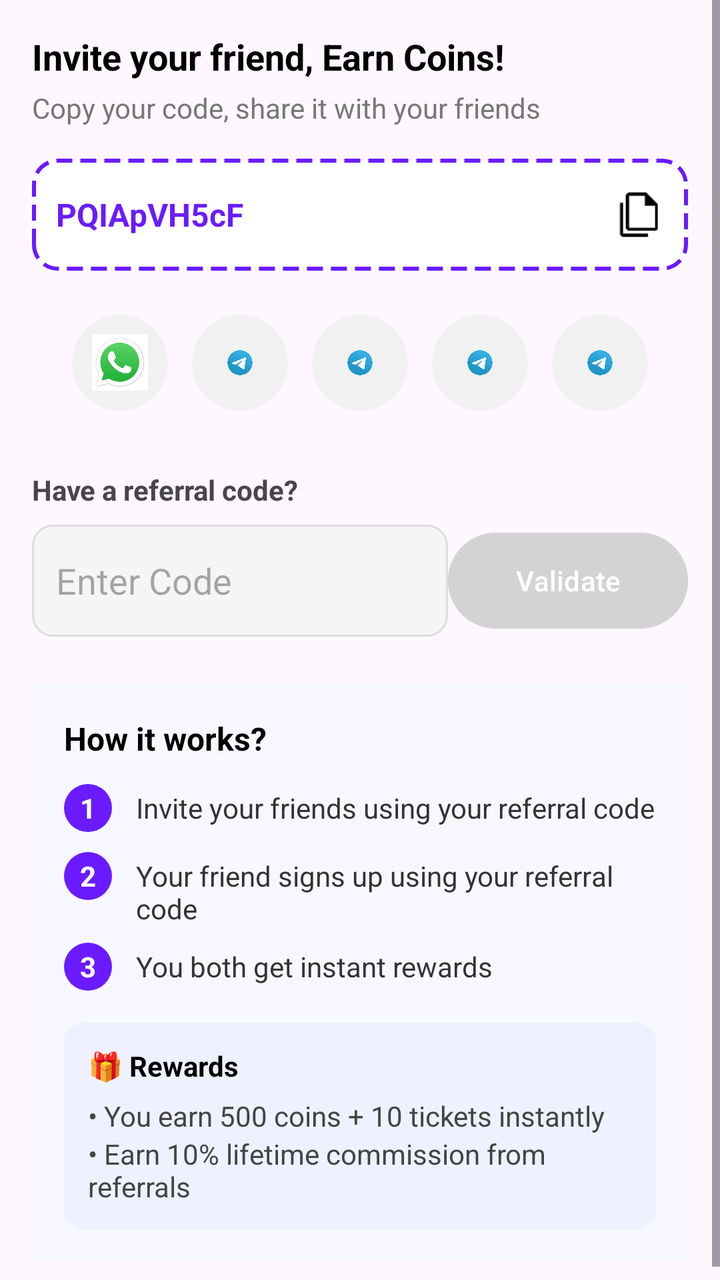
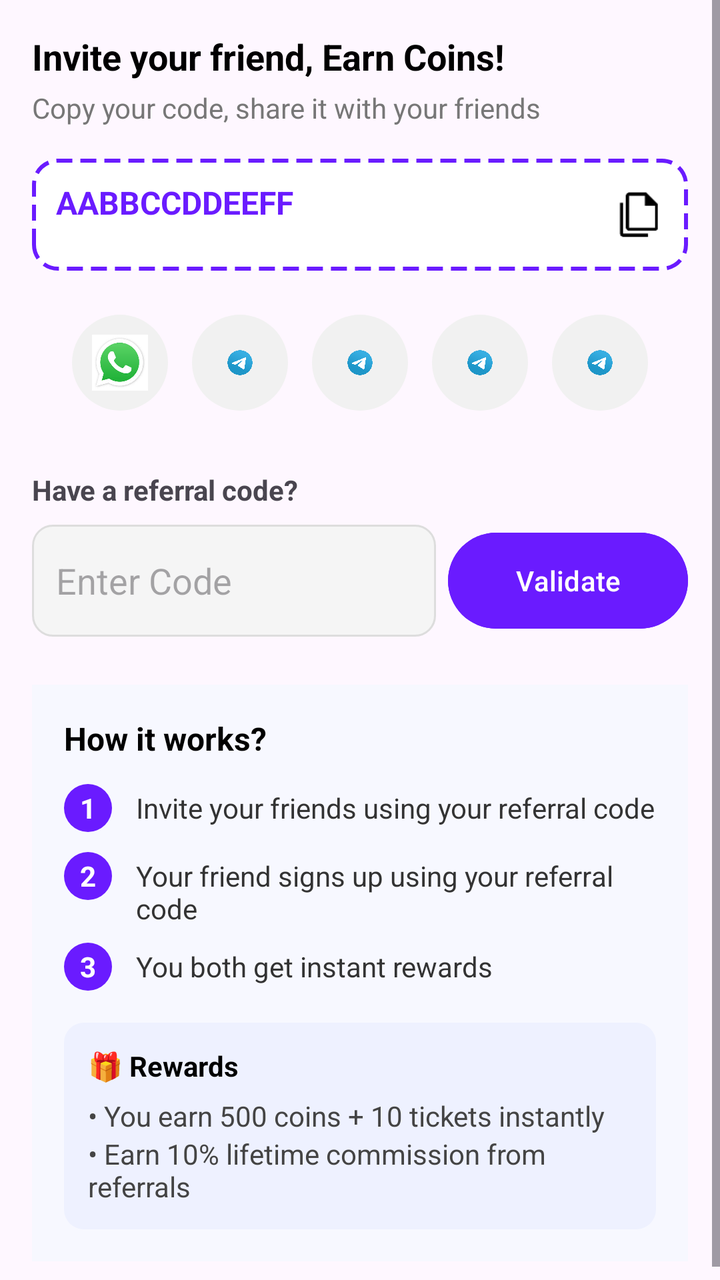

Compare the two renders of this Android layout. The source of the first and the diff that turns it into the second are given below.
<!-- AndroidManifest.xml: application theme Theme.RGamer -->
<!-- res/layout/activity_layout_invite.xml -->
<?xml version="1.0" encoding="utf-8"?>
<ScrollView xmlns:android="http://schemas.android.com/apk/res/android"
    android:layout_width="match_parent"
    android:layout_height="match_parent">

    <LinearLayout
        android:layout_width="match_parent"
        android:layout_height="wrap_content"
        android:orientation="vertical"
        android:padding="16dp">

        <TextView
            android:layout_width="wrap_content"
            android:layout_height="wrap_content"
            android:text="Invite your friend, Earn Coins!"
            android:textSize="18sp"
            android:textStyle="bold"
            android:textColor="#000000" />

        <TextView
            android:layout_width="wrap_content"
            android:layout_height="wrap_content"
            android:text="Copy your code, share it with your friends"
            android:textColor="#777777"
            android:layout_marginTop="4dp" />

        
        <LinearLayout
            android:layout_width="match_parent"
            android:layout_height="56dp"
            android:layout_marginTop="16dp"
            android:background="@drawable/bg_dashed"
            android:gravity="center_vertical"
            android:padding="12dp">

            <TextView
                android:id="@+id/txtReferralCode"
                android:layout_width="0dp"
                android:layout_height="wrap_content"
                android:layout_weight="1"
                android:text="PQIApVH5cF"
                android:textSize="16sp"
                android:textStyle="bold"
                android:textColor="#6A1BFF" />

            <ImageView
                android:id="@+id/btnCopy"
                android:layout_width="24dp"
                android:layout_height="24dp"
                android:src="@drawable/ic_copy" />
        </LinearLayout>

        
        <LinearLayout
            android:layout_width="match_parent"
            android:layout_height="wrap_content"
            android:layout_marginTop="16dp"
            android:gravity="center"
            android:orientation="horizontal">

            <ImageView android:src="@drawable/ic_whatsapp" style="@style/ShareIcon"/>
            <ImageView android:src="@drawable/ic_telegram" style="@style/ShareIcon"/>
            <ImageView android:src="@drawable/ic_facebook" style="@style/ShareIcon"/>
            <ImageView android:src="@drawable/ic_messenger" style="@style/ShareIcon"/>
            <ImageView android:src="@drawable/ic_share" style="@style/ShareIcon"/>
        </LinearLayout>

        
        <TextView
            android:layout_width="wrap_content"
            android:layout_height="wrap_content"
            android:text="Have a referral code?"
            android:textStyle="bold"
            android:layout_marginTop="24dp" />

        <LinearLayout
            android:layout_width="match_parent"
            android:layout_height="56dp"
            android:layout_marginTop="8dp">

            <EditText
                android:id="@+id/edtReferral"
                android:layout_width="0dp"
                android:layout_height="match_parent"
                android:layout_weight="1"
                android:hint="Enter Code"
                android:background="@drawable/bg_edit"
                android:padding="12dp" />

            <Button
                android:id="@+id/btnValidate"
                android:layout_width="120dp"
                android:layout_height="match_parent"
                android:text="Validate"
                android:backgroundTint="#D3D3D3" />
        </LinearLayout>

        
        <include layout="@layout/activity_layout_referral_info"/>

    </LinearLayout>
</ScrollView>
<!-- res/layout/activity_layout_referral_info.xml (included above) -->
<?xml version="1.0" encoding="utf-8"?>
<LinearLayout xmlns:android="http://schemas.android.com/apk/res/android"
    android:layout_width="match_parent"
    android:layout_height="wrap_content"
    android:layout_marginTop="24dp"
    android:orientation="vertical"
    android:padding="16dp"
    android:background="#F7F8FF">

    
    <TextView
        android:layout_width="wrap_content"
        android:layout_height="wrap_content"
        android:text="How it works?"
        android:textSize="16sp"
        android:textStyle="bold"
        android:textColor="#000000" />

    
    <LinearLayout
        android:layout_width="match_parent"
        android:layout_height="wrap_content"
        android:layout_marginTop="12dp"
        android:orientation="horizontal">

        <TextView
            android:layout_width="24dp"
            android:layout_height="24dp"
            android:gravity="center"
            android:text="1"
            android:textStyle="bold"
            android:textColor="#FFFFFF"
            android:background="@drawable/bg_step_circle" />

        <TextView
            android:layout_width="0dp"
            android:layout_height="wrap_content"
            android:layout_marginStart="12dp"
            android:layout_weight="1"
            android:text="Invite your friends using your referral code"
            android:textColor="#333333" />
    </LinearLayout>

    
    <LinearLayout
        android:layout_width="match_parent"
        android:layout_height="wrap_content"
        android:layout_marginTop="10dp"
        android:orientation="horizontal">

        <TextView
            android:layout_width="24dp"
            android:layout_height="24dp"
            android:gravity="center"
            android:text="2"
            android:textStyle="bold"
            android:textColor="#FFFFFF"
            android:background="@drawable/bg_step_circle" />

        <TextView
            android:layout_width="0dp"
            android:layout_height="wrap_content"
            android:layout_marginStart="12dp"
            android:layout_weight="1"
            android:text="Your friend signs up using your referral code"
            android:textColor="#333333" />
    </LinearLayout>

    
    <LinearLayout
        android:layout_width="match_parent"
        android:layout_height="wrap_content"
        android:layout_marginTop="10dp"
        android:orientation="horizontal">

        <TextView
            android:layout_width="24dp"
            android:layout_height="24dp"
            android:gravity="center"
            android:text="3"
            android:textStyle="bold"
            android:textColor="#FFFFFF"
            android:background="@drawable/bg_step_circle" />

        <TextView
            android:layout_width="0dp"
            android:layout_height="wrap_content"
            android:layout_marginStart="12dp"
            android:layout_weight="1"
            android:text="You both get instant rewards"
            android:textColor="#333333" />
    </LinearLayout>

    
    <LinearLayout
        android:layout_width="match_parent"
        android:layout_height="wrap_content"
        android:layout_marginTop="16dp"
        android:orientation="vertical"
        android:padding="12dp"
        android:background="@drawable/bg_reward_info">

        <TextView
            android:layout_width="wrap_content"
            android:layout_height="wrap_content"
            android:text="🎁 Rewards"
            android:textStyle="bold"
            android:textColor="#000000" />

        <TextView
            android:layout_width="wrap_content"
            android:layout_height="wrap_content"
            android:layout_marginTop="6dp"
            android:text="• You earn 500 coins + 10 tickets instantly"
            android:textColor="#444444" />

        <TextView
            android:layout_width="wrap_content"
            android:layout_height="wrap_content"
            android:text="• Earn 10% lifetime commission from referrals"
            android:textColor="#444444" />
    </LinearLayout>

</LinearLayout>
<!-- resources referenced by this layout -->
<resources>
  <!-- drawable bg_dashed (drawable) -->
  <?xml version="1.0" encoding="utf-8"?>
  <shape xmlns:android="http://schemas.android.com/apk/res/android"
      android:shape="rectangle">
  
      <solid android:color="#FFFFFF"/>
  
      <corners android:radius="12dp"/>
  
      <stroke
          android:width="2dp"
          android:color="#6A1BFF"
          android:dashWidth="8dp"
          android:dashGap="4dp"/>
  </shape>
  <!-- drawable bg_edit (drawable) -->
  <?xml version="1.0" encoding="utf-8"?>
  <shape xmlns:android="http://schemas.android.com/apk/res/android"
      android:shape="rectangle">
  
      <solid android:color="#F5F5F5"/>
  
      <corners android:radius="10dp"/>
  
      <stroke
          android:width="1dp"
          android:color="#DDDDDD"/>
  </shape>
  <!-- drawable bg_reward_info (drawable) -->
  <?xml version="1.0" encoding="utf-8"?>
  <shape xmlns:android="http://schemas.android.com/apk/res/android"
      android:shape="rectangle">
  
      <solid android:color="#EEF1FF"/>
      <corners android:radius="10dp"/>
  </shape>
  <!-- drawable bg_step_circle (drawable) -->
  <?xml version="1.0" encoding="utf-8"?>
  <shape xmlns:android="http://schemas.android.com/apk/res/android"
      android:shape="oval">
      <solid android:color="#6A1BFF"/>
  </shape>
  <!-- drawable ic_copy: png bitmap (drawable, 520 bytes) -->
  <!-- drawable ic_facebook: png bitmap (drawable, 81121 bytes) -->
  <!-- drawable ic_messenger: png bitmap (drawable, 81121 bytes) -->
  <!-- drawable ic_share: png bitmap (drawable, 81121 bytes) -->
  <!-- drawable ic_telegram: png bitmap (drawable, 81121 bytes) -->
  <!-- drawable ic_whatsapp: jpg bitmap (drawable, 5588 bytes) -->
  <style name="ShareIcon">
          <item name="android:layout_width">48dp</item>
          <item name="android:layout_height">48dp</item>
          <item name="android:layout_margin">6dp</item>
          <item name="android:padding">10dp</item>
          <item name="android:background">@drawable/bg_share_icon</item>
          <item name="android:scaleType">centerInside</item>
          <item name="android:clickable">true</item>
          <item name="android:focusable">true</item>
      </style>
  <style name="Theme.RGamer" parent="Base.Theme.RGamer" />
  <!-- drawable bg_share_icon (drawable) -->
  <?xml version="1.0" encoding="utf-8"?>
  <ripple xmlns:android="http://schemas.android.com/apk/res/android"
      android:color="#30000000">
  
      <item>
          <shape android:shape="oval">
              <solid android:color="#F1F1F1"/>
          </shape>
      </item>
  </ripple>
  <style name="Base.Theme.RGamer" parent="Theme.Material3.DayNight.NoActionBar">
          
          
      </style>
</resources>

<!-- the commit's change to res/layout/activity_layout_invite.xml (unified diff, before → after) -->
@@ -35,13 +35,13 @@
 
             <TextView
                 android:id="@+id/txtReferralCode"
-                android:layout_width="0dp"
-                android:layout_height="wrap_content"
+                android:layout_width="333dp"
+                android:layout_height="34dp"
                 android:layout_weight="1"
-                android:text="PQIApVH5cF"
+                android:text="AABBCCDDEEFF"
+                android:textColor="#6A1BFF"
                 android:textSize="16sp"
-                android:textStyle="bold"
-                android:textColor="#6A1BFF" />
+                android:textStyle="bold" />
 
             <ImageView
                 android:id="@+id/btnCopy"
@@ -58,11 +58,16 @@
             android:gravity="center"
             android:orientation="horizontal">
 
-            <ImageView android:src="@drawable/ic_whatsapp" style="@style/ShareIcon"/>
-            <ImageView android:src="@drawable/ic_telegram" style="@style/ShareIcon"/>
-            <ImageView android:src="@drawable/ic_facebook" style="@style/ShareIcon"/>
-            <ImageView android:src="@drawable/ic_messenger" style="@style/ShareIcon"/>
-            <ImageView android:src="@drawable/ic_share" style="@style/ShareIcon"/>
+            <ImageView android:id="@+id/btnWhatsapp"
+                android:src="@drawable/ic_whatsapp" style="@style/ShareIcon"/>
+            <ImageView android:id="@+id/btnTelegram"
+                android:src="@drawable/ic_telegram" style="@style/ShareIcon"/>
+            <ImageView android:id="@+id/btnFacebook"
+                android:src="@drawable/ic_facebook" style="@style/ShareIcon"/>
+            <ImageView android:id="@+id/btnMessenger"
+                android:src="@drawable/ic_messenger" style="@style/ShareIcon"/>
+            <ImageView android:id="@+id/btnShareAll"
+                android:src="@drawable/ic_share" style="@style/ShareIcon"/>
         </LinearLayout>
 
         
@@ -88,11 +93,13 @@
                 android:padding="12dp" />
 
             <Button
+                android:layout_marginLeft="6dp"
                 android:id="@+id/btnValidate"
                 android:layout_width="120dp"
                 android:layout_height="match_parent"
+                android:textColorHint="@color/black"
                 android:text="Validate"
-                android:backgroundTint="#D3D3D3" />
+                android:backgroundTint="@color/Primary"/>
         </LinearLayout>
 
         
<!-- resource entries referenced after the edit -->
@@ -1,5 +1,7 @@
 <!-- resources referenced by this layout -->
 <resources>
+  <color name="Primary">#6A1BFF</color>
+  <color name="black">#FF000000</color>
   <!-- drawable bg_dashed (drawable) -->
   <?xml version="1.0" encoding="utf-8"?>
   <shape xmlns:android="http://schemas.android.com/apk/res/android"
